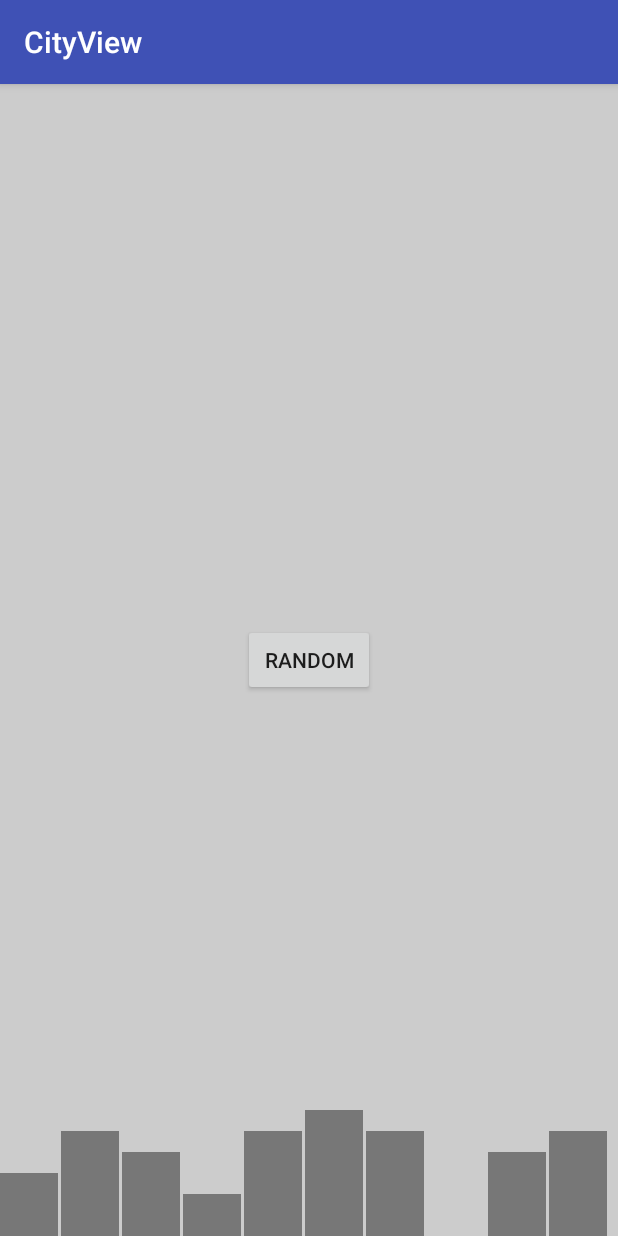
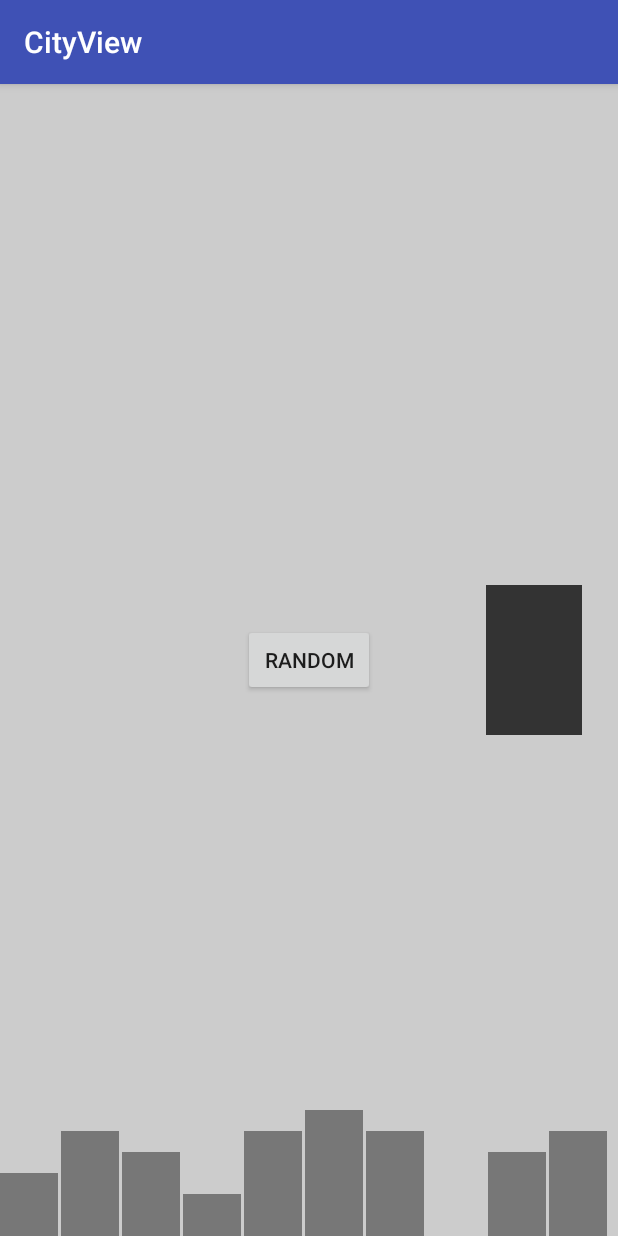
Before and after one commit to alorma/CityView, an Android app: the screen it shows after launch (MainActivity), on a phone screen of 412 x 824 dp. Run offline under Robolectric (Android 15) with nearby library versions, the phone set to English and light mode, and no system bars.

Commit message:
Change color depending on building color

```diff
--- a/library/src/main/java/com/alorma/cityview/BuildingView.java
+++ b/library/src/main/java/com/alorma/cityview/BuildingView.java
@@ -22,26 +22,26 @@ public class BuildingView extends View {
 
   public BuildingView(Context context) {
     super(context);
-    init(context, null, 0);
+    init(context, null, 0, R.style.BuildingViewTheme);
   }
 
   public BuildingView(Context context, @Nullable AttributeSet attrs) {
     super(context, attrs);
-    init(context, attrs, 0);
+    init(context, attrs, 0, R.style.BuildingViewTheme);
   }
 
   public BuildingView(Context context, @Nullable AttributeSet attrs, int defStyleAttr) {
     super(context, attrs, defStyleAttr);
-    init(context, attrs, defStyleAttr);
+    init(context, attrs, defStyleAttr, R.style.BuildingViewTheme);
   }
 
   @RequiresApi(api = Build.VERSION_CODES.LOLLIPOP)
   public BuildingView(Context context, @Nullable AttributeSet attrs, int defStyleAttr, int defStyleRes) {
     super(context, attrs, defStyleAttr, defStyleRes);
-    init(context, attrs, defStyleAttr);
+    init(context, attrs, defStyleAttr, defStyleRes);
   }
 
-  private void init(Context context, AttributeSet attrs, int defStyleAttr) {
+  private void init(Context context, AttributeSet attrs, int defStyleAttr, int defStyleRes) {
     if (!isInEditMode()) {
 
     }
@@ -49,18 +49,45 @@ public class BuildingView extends View {
     rect = new Rect();
     paint = new Paint();
 
+    int buildingsColor = Color.BLUE;
     if (attrs != null) {
-      TypedArray ta = context.obtainStyledAttributes(attrs, R.styleable.CityView, defStyleAttr, R.style.CityViewTheme);
-      try {
-        int buildingsColor = ta.getColor(R.styleable.CityView_buildings_color, Color.BLUE);
-        paint.setColor(buildingsColor);
-      } finally {
-        ta.recycle();
+      boolean containsBuildColor = containsBuildColor(attrs);
+
+      if (containsBuildColor) {
+        buildingsColor = loadAttribute(context, attrs, defStyleAttr, buildingsColor, R.styleable.BuildingView, defStyleRes,
+            R.styleable.BuildingView_building_color);
+      } else {
+        buildingsColor = loadAttribute(context, attrs, defStyleAttr, buildingsColor, R.styleable.CityView, R.style.CityViewTheme,
+            R.styleable.CityView_buildings_color);
       }
     }
 
+    paint.setColor(buildingsColor);
     buildWindowsBottomPadding = getResources().getDimensionPixelOffset(R.dimen.build_windows_padding);
     windowSize = getResources().getDimensionPixelOffset(R.dimen.build_windows_size);
+  }
+
+  private boolean containsBuildColor(AttributeSet attrs) {
+    boolean containsBuildColor = false;
+    for (int i = 0; i < attrs.getAttributeCount(); i++) {
+      if (attrs.getAttributeName(i).equalsIgnoreCase("building_color")) {
+        containsBuildColor = true;
+        break;
+      }
+    }
+    return containsBuildColor;
+  }
+
+  private int loadAttribute(Context context, AttributeSet set, int defStyleAttr,
+      int buildingsColor, int[] attrs, int defStyleRes,
+      int attr) {
+    TypedArray ta = context.obtainStyledAttributes(set, attrs, defStyleAttr, defStyleRes);
+    try {
+      buildingsColor = ta.getColor(attr, buildingsColor);
+    } finally {
+      ta.recycle();
+    }
+    return buildingsColor;
   }
 
   @Override
--- a/library/src/main/res/values/attrs.xml
+++ b/library/src/main/res/values/attrs.xml
@@ -6,4 +6,7 @@
     <attr name="buildings_color" format="color"/>
     <attr name="buildings_padding" format="dimension" />
   </declare-styleable>
+  <declare-styleable name="BuildingView">
+    <attr name="building_color" format="color"/>
+  </declare-styleable>
 </resources>
--- a/library/src/main/res/values/styles.xml
+++ b/library/src/main/res/values/styles.xml
@@ -4,4 +4,8 @@
   <style name="CityViewTheme">
     <item name="buildings_color">#FFFF00</item>
   </style>
+
+  <style name="BuildingViewTheme">
+    <item name="building_color">#FFAAFF</item>
+  </style>
 </resources>
--- a/sample/src/main/java/com/alorma/cityview/sample/MainActivity.java
+++ b/sample/src/main/java/com/alorma/cityview/sample/MainActivity.java
@@ -13,14 +13,14 @@ public class MainActivity extends AppCompatActivity {
   protected void onCreate(Bundle savedInstanceState) {
     super.onCreate(savedInstanceState);
     setContentView(R.layout.activity_main);
-
-    cityView = (CityView) findViewById(R.id.cityView);
-
-    findViewById(R.id.random).setOnClickListener(new View.OnClickListener() {
-      @Override
-      public void onClick(View v) {
-        cityView.requestLayout();
-      }
-    });
+    //
+    //cityView = (CityView) findViewById(R.id.cityView);
+    //
+    //findViewById(R.id.random).setOnClickListener(new View.OnClickListener() {
+    //  @Override
+    //  public void onClick(View v) {
+    //    cityView.requestLayout();
+    //  }
+    //});
   }
 }
--- a/sample/src/main/res/layout/activity_main.xml
+++ b/sample/src/main/res/layout/activity_main.xml
@@ -16,6 +16,14 @@
       android:layout_gravity="center"
       />
 
+  <com.alorma.cityview.BuildingView
+      android:layout_width="64dp"
+      android:layout_height="100dp"
+      android:layout_gravity="center|right"
+      android:layout_marginRight="24dp"
+      app:building_color="#333333"
+      />
+
   <com.alorma.cityview.CityView
       android:layout_width="match_parent"
       android:id="@+id/cityView"
```
